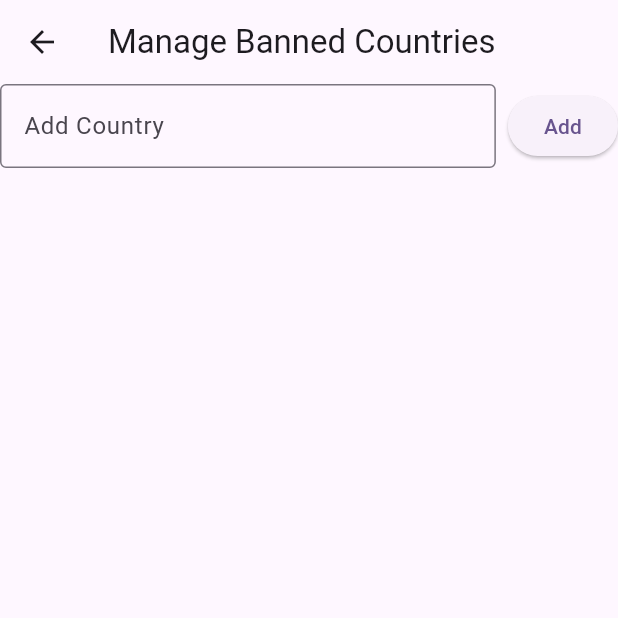
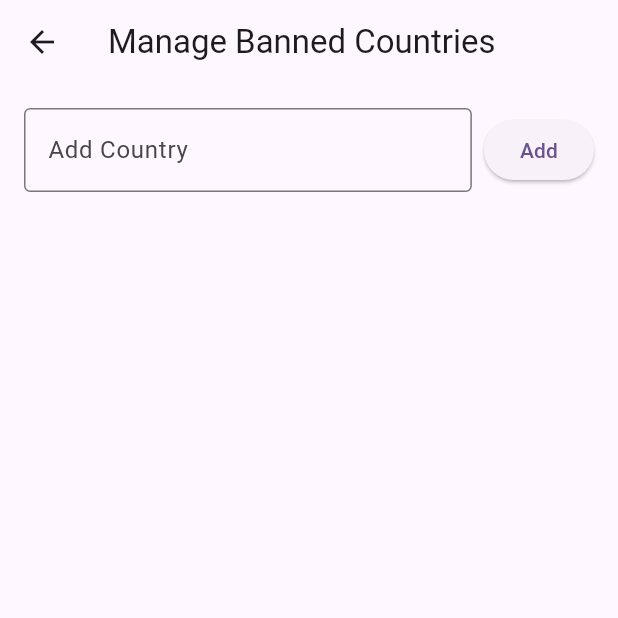
Before and after one commit to KabeloDev/credit_card_validator, a Flutter app: the BannedCountries screen opened directly, on a phone screen of 412 x 824 dp, the top half of it. Run offline on Flutter 3.47's test engine with Material 3 defaults, Android fonts, the phone set to English and light mode, and no system bars; our stand-ins replace bloc, flutter_bloc, get_it, shared_preferences; missing offline and left inert: card_scanner; accounts and stored records are empty.

Commit message:
UI adjustments

```diff
--- a/lib/features/card_validation/presentation/pages/banned_countries.dart
+++ b/lib/features/card_validation/presentation/pages/banned_countries.dart
@@ -31,7 +31,9 @@ class _BannedCountriesPageState extends State<BannedCountries> {
           }
           if (state is BannedCountriesLoaded) {
             final countries = state.countries;
-            return Column(
+            return Padding(
+              padding: const EdgeInsets.all(16),
+              child: Column(
                 children: [
                   AddCountryField(
                     onAdd: (country) => context.read<BannedCountriesBloc>().add(
@@ -50,6 +52,7 @@ class _BannedCountriesPageState extends State<BannedCountries> {
                     ),
                   ),
                 ],
+              ),
             );
           }
           return const SizedBox();
```
Lines whose indentation alone changed are shown as unchanged.
